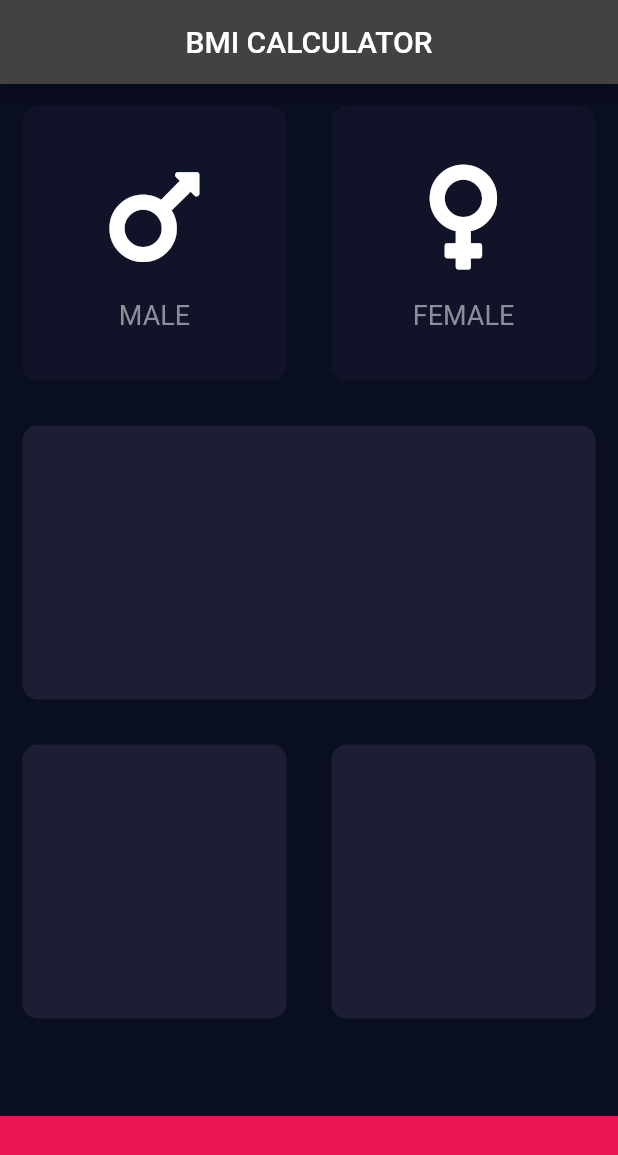
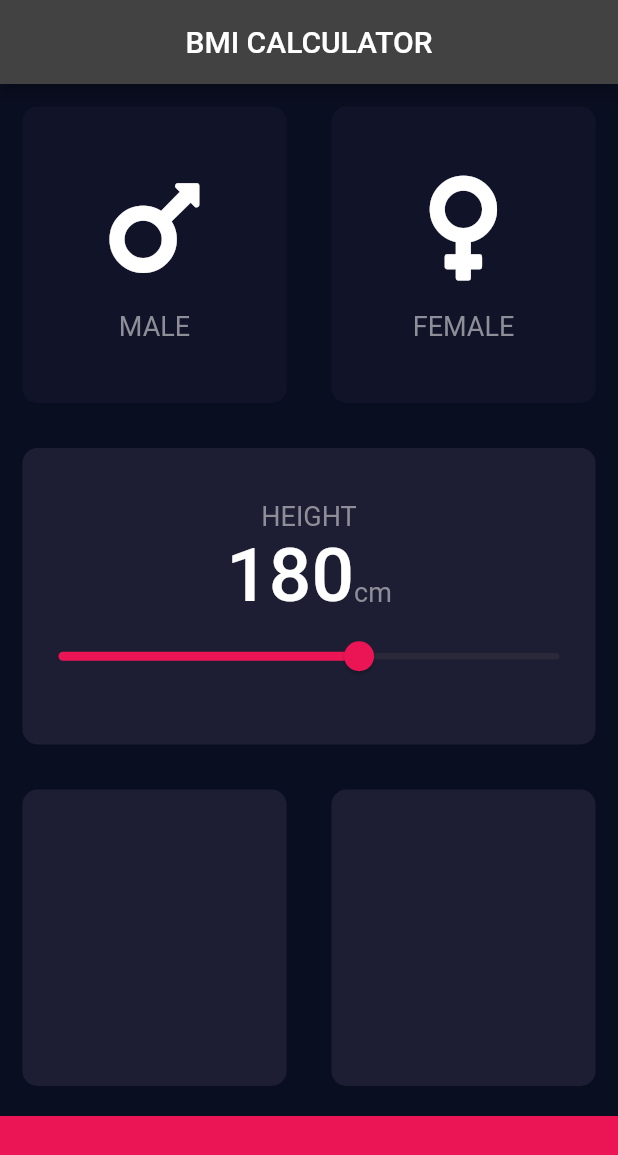
Before and after one commit to HaraldGI/BMI_GAP, a Flutter app: the screen it shows after launch, on a phone screen of 412 x 824 dp. Shown: the top 1155 px of the screen. Run offline on Flutter 3.47's test engine with Material 2 defaults, Android fonts, the phone set to English and light mode, and no system bars; our stand-ins replace font_awesome_flutter.

Commit message:
Added a slider Added new constants.dart to simplify code.

```diff
--- /dev/null
+++ b/lib/constants.dart
@@ -0,0 +1,18 @@
+import 'package:flutter/material.dart';
+
+const kLabelTextStyle = TextStyle(
+  fontSize: 18.0,
+  color: Color(0xFF8D8E98),
+);
+
+const kDigitNumber = TextStyle(
+  fontSize: 50.0,
+  fontWeight: FontWeight.w500,
+);
+
+const double kBottomContainerHeight = 80;
+const kReusableCardColor = Color(0xFF1D1E33);
+const kInactiveCardColor = Color(0xFF111328);
+const kBottomBarColor = Color(0xFFEB1555);
+const kBottomBarMargin = EdgeInsets.only(top: 5.0);
+const kBottomBarWidth = double.infinity;
--- a/lib/input_page.dart
+++ b/lib/input_page.dart
@@ -2,13 +2,7 @@ import 'package:flutter/material.dart';
 import 'package:font_awesome_flutter/font_awesome_flutter.dart';
 import 'icon_content.dart';
 import 'reusable_card.dart';
-
-const double bottomContainerHeight = 80;
-const reusableCardColor = Color(0xFF1D1E33);
-const inactiveCardColor = Color(0xFF111328);
-const bottomBarColor = Color(0xFFEB1555);
-const bottomBarMargin = EdgeInsets.only(top: 50.0);
-const bottomBarWidth = double.infinity;
+import 'constants.dart';
 
 enum Gender {
   male,
@@ -24,6 +18,7 @@ class _InputPageState extends State<InputPage> {
   Gender selectedGender;
   // Denne er false.
   // Gender sier at vi bruker enum.
+  int height = 180;
 
   @override
   Widget build(BuildContext context) {
@@ -55,8 +50,8 @@ class _InputPageState extends State<InputPage> {
                         // Hvis selectedGender == Gender.male er true skift til
                         // reusableCardColor, hvis ovenfor er false, skift til
                         // inactiveCardColor.
-                        ? reusableCardColor
-                        : inactiveCardColor,
+                        ? kReusableCardColor
+                        : kInactiveCardColor,
                     cardChild: GenderChoice(FontAwesomeIcons.mars, 'MALE'),
                   ),
                 ),
@@ -68,8 +63,8 @@ class _InputPageState extends State<InputPage> {
                       });
                     },
                     farge: selectedGender == Gender.female
-                        ? reusableCardColor
-                        : inactiveCardColor,
+                        ? kReusableCardColor
+                        : kInactiveCardColor,
                     cardChild: GenderChoice(FontAwesomeIcons.venus, 'FEMALE'),
                   ),
                 ),
@@ -77,14 +72,42 @@ class _InputPageState extends State<InputPage> {
             ),
           ),
           Expanded(
-            child: Row(
-              children: [
-                Expanded(
-                  child: InfoCards(
-                    farge: reusableCardColor,
+            child: InfoCards(
+              farge: kReusableCardColor,
+              cardChild: Column(
+                mainAxisAlignment: MainAxisAlignment.center,
+                crossAxisAlignment: CrossAxisAlignment.center,
+                children: <Widget>[
+                  Text('HEIGHT', style: kLabelTextStyle),
+                  Row(
+                    mainAxisAlignment: MainAxisAlignment.center,
+                    textBaseline: TextBaseline.alphabetic,
+                    crossAxisAlignment: CrossAxisAlignment.baseline,
+                    children: [
+                      Text(
+                        height.toString(),
+                        style: kDigitNumber,
+                      ),
+                      Text(
+                        'cm',
+                        style: kLabelTextStyle,
+                      ),
+                    ],
                   ),
-                ),
-              ],
+                  Slider(
+                    value: height.toDouble(),
+                    onChanged: (double newValue) {
+                      setState(() {
+                        height = newValue.round();
+                      });
+                    },
+                    min: 120.0,
+                    max: 220.0,
+                    activeColor: Color(0xFFEB1555),
+                    inactiveColor: Color(0xFF8DE98),
+                  ),
+                ],
+              ),
             ),
           ),
           Expanded(
@@ -92,22 +115,22 @@ class _InputPageState extends State<InputPage> {
               children: [
                 Expanded(
                   child: InfoCards(
-                    farge: reusableCardColor,
+                    farge: kReusableCardColor,
                   ),
                 ),
                 Expanded(
                   child: InfoCards(
-                    farge: reusableCardColor,
+                    farge: kReusableCardColor,
                   ),
                 )
               ],
             ),
           ),
           Container(
-            color: bottomBarColor,
-            margin: bottomBarMargin,
-            width: bottomBarWidth,
-            height: bottomContainerHeight,
+            color: kBottomBarColor,
+            margin: kBottomBarMargin,
+            width: kBottomBarWidth,
+            height: kBottomContainerHeight,
           ),
         ],
       ),
--- a/lib/reusable_card.dart
+++ b/lib/reusable_card.dart
@@ -1,9 +1,5 @@
 import 'package:flutter/material.dart';
-
-const labelTextStyle = TextStyle(
-  fontSize: 18.0,
-  color: Color(0xFF8D8E98),
-);
+import 'constants.dart';
 
 class GenderChoice extends StatelessWidget {
   GenderChoice(this.genderIcon, this.genderText);
@@ -25,7 +21,7 @@ class GenderChoice extends StatelessWidget {
         ),
         Text(
           genderText,
-          style: labelTextStyle,
+          style: kLabelTextStyle,
         ),
       ],
     );
```
